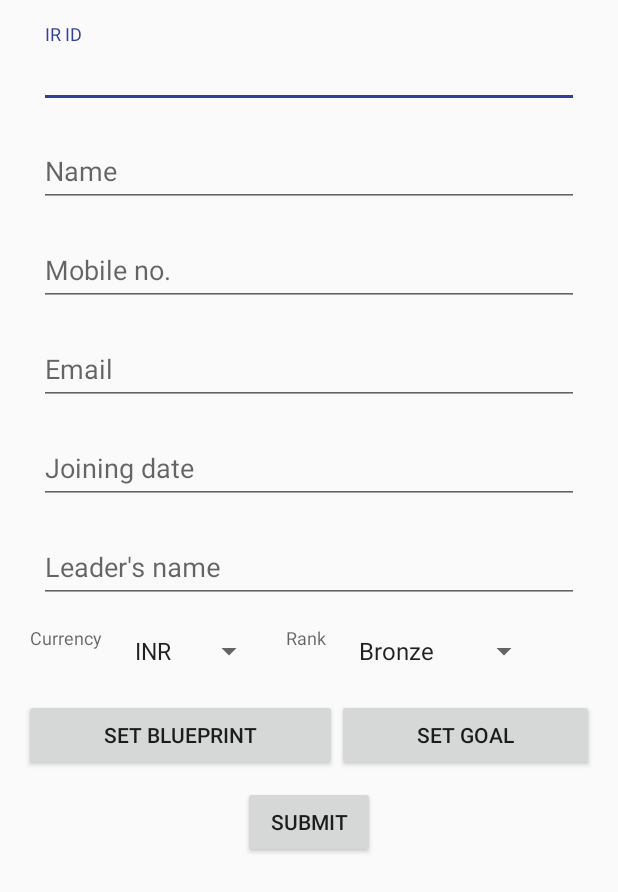
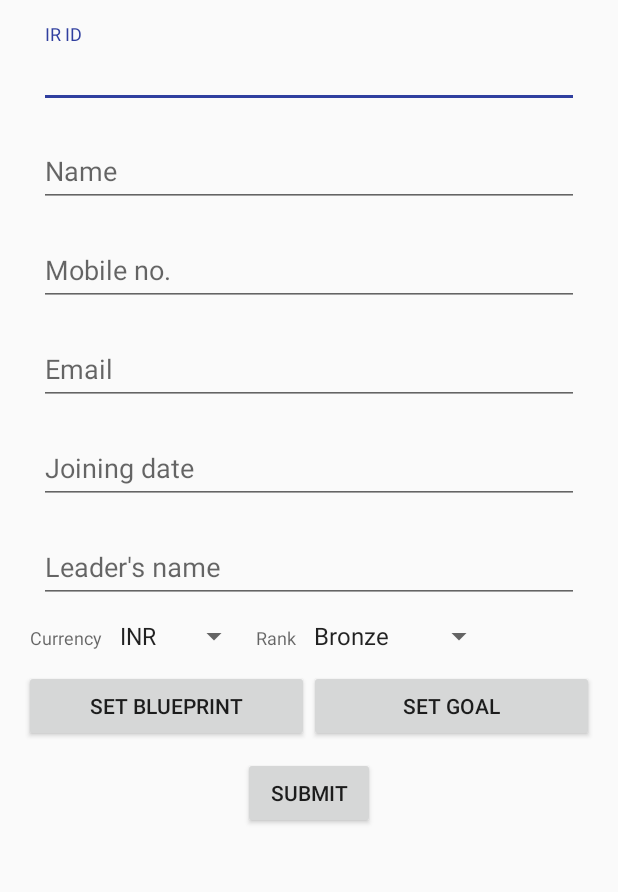
Before and after one commit to DorisDevelopers/Sharq, an Android app: the layout content_register.xml on its own in the app's theme, with its tools: preview values and no code run, on a phone screen of 412 x 824 dp. Shown: the top 892 px of the screen. Run offline under Robolectric (Android 15) with nearby library versions, the phone set to English and light mode, and no system bars.

Commit message:
Tried to put label on spinners. needs modification.

```diff
--- a/app/src/main/java/in/doris/sharq/activities/RegisterActivity.java
+++ b/app/src/main/java/in/doris/sharq/activities/RegisterActivity.java
@@ -123,9 +123,7 @@ public class RegisterActivity extends AppCompatActivity implements AdapterView.O
 
     @Override
     public void onItemSelected(AdapterView<?> parent, View view, int position, long id) {
-        Toast.makeText(parent.getContext(),
-                parent.getItemAtPosition(position).toString(),
-                Toast.LENGTH_SHORT).show();
+
     }
 
     @Override
--- a/app/src/main/res/layout/content_goals.xml
+++ b/app/src/main/res/layout/content_goals.xml
@@ -1,4 +1,8 @@
 <?xml version="1.0" encoding="utf-8"?>
+<ScrollView xmlns:android="http://schemas.android.com/apk/res/android"
+    android:layout_width="match_parent"
+    android:layout_height="match_parent"
+    android:fillViewport="true">
 <RelativeLayout xmlns:android="http://schemas.android.com/apk/res/android"
     xmlns:app="http://schemas.android.com/apk/res-auto"
     xmlns:tools="http://schemas.android.com/tools"
@@ -13,3 +17,4 @@
     tools:showIn="@layout/activity_goals2">
 
 </RelativeLayout>
+</ScrollView>
--- a/app/src/main/res/layout/content_register.xml
+++ b/app/src/main/res/layout/content_register.xml
@@ -114,31 +114,34 @@
             android:layout_height="wrap_content"
             android:text="Currency"
             style="@style/InputLabel"
-            android:id="@+id/ccy_label"/>
+            android:id="@+id/ccy_label"
+            android:layout_alignParentTop="true"
+            />
         <Spinner
-        android:layout_below="@+id/ccy_label"
-        android:layout_margin="10dp"
             android:id="@+id/ccy"
             android:prompt="@string/ccy_prompt"
             android:layout_width="wrap_content"
             android:layout_height="wrap_content"
             android:spinnerMode="dialog"
-        android:entries="@array/ccy"/>
+            android:entries="@array/ccy"
+            android:layout_alignParentEnd="true"
+            android:layout_alignParentRight="true" />
         <TextView
             android:layout_width="wrap_content"
             android:layout_height="wrap_content"
             android:text="Rank"
-        style="@style/InputLabel" />
+            style="@style/InputLabel"
+            android:id="@+id/rank_label"
+            android:layout_alignParentTop="true"
+            />
         <Spinner
-        android:layout_toRightOf="@+id/blueprint"
-        android:layout_toEndOf="@+id/blueprint"
-        android:layout_margin="10dp"
             android:id="@+id/rank"
             android:prompt="@string/rank_prompt"
             android:layout_width="wrap_content"
             android:layout_height="wrap_content"
             android:spinnerMode="dialog"
             android:entries="@array/rank"
+            android:layout_alignParentEnd="true"
             android:layout_alignParentRight="true" />
     </LinearLayout>
 
@@ -153,12 +156,11 @@
 
             android:id="@+id/blueprint"
             android:text="Set blueprint"
-            android:layout_width="wrap_content"
+            android:layout_width="0dp"
             android:layout_height="wrap_content"
             android:layout_weight= "1"
             android:clickable="true"
             android:onClick="onBluePrint"
-
             android:layout_marginTop="10dp"
             android:layout_alignParentLeft="true"
             />
@@ -168,7 +170,7 @@
             android:layout_toEndOf="@+id/blueprint"
             android:id="@+id/goals"
             android:text="Set Goal"
-            android:layout_width="wrap_content"
+            android:layout_width="0dp"
             android:layout_height="wrap_content"
             android:layout_weight= "1"
             android:clickable="true"
```
Also changed, not shown: app/src/main/java/in/doris/sharq/util/DatePickerFragment.java (+8 -2 lines). Lines whose indentation alone changed are shown as unchanged.
